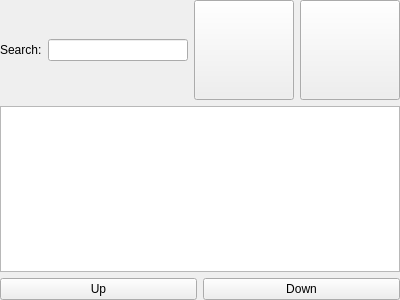
First picture: the form in sources/ui/gameswidget.ui, repository Oyuret/liveGUIMobile, before the edit.
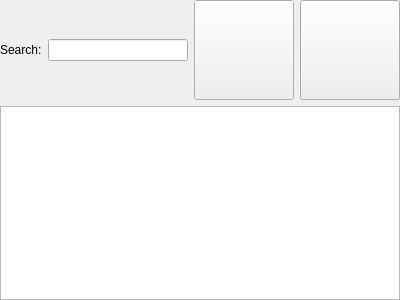
Second picture: the form after the edit. Icons and pictures are not drawn.

```diff
--- a/sources/ui/gameswidget.ui
+++ b/sources/ui/gameswidget.ui
@@ -114,27 +114,6 @@
      </property>
     </widget>
    </item>
-   <item>
-    <layout class="QHBoxLayout" name="horizontalLayout_3">
-     <property name="topMargin">
-      <number>0</number>
-     </property>
-     <item>
-      <widget class="QPushButton" name="upButton">
-       <property name="text">
-        <string>Up</string>
-       </property>
-      </widget>
-     </item>
-     <item>
-      <widget class="QPushButton" name="downButton">
-       <property name="text">
-        <string>Down</string>
-       </property>
-      </widget>
-     </item>
-    </layout>
-   </item>
   </layout>
  </widget>
  <resources>
```
Left out of the diff: 6 changed lines with no effect on the pictures.
